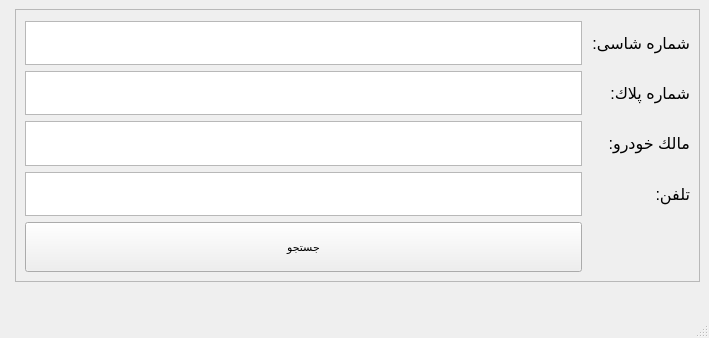
MahsimaEbrahimi/carProj, file Recovery.ui: the form before one commit.
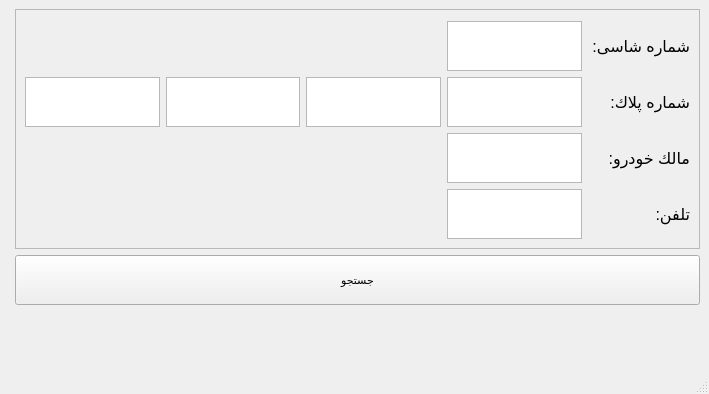
The form after the commit.

```diff
--- a/Recovery.ui
+++ b/Recovery.ui
@@ -7,7 +7,7 @@
     <x>0</x>
     <y>0</y>
     <width>709</width>
-    <height>338</height>
+    <height>394</height>
    </rect>
   </property>
   <property name="font">
@@ -46,19 +46,72 @@
        <property name="topMargin">
         <number>11</number>
        </property>
-       <item row="1" column="2">
-        <widget class="QLabel" name="label_5">
+       <item row="1" column="0">
+        <widget class="QTextEdit" name="firstPart_search_id">
+         <property name="minimumSize">
+          <size>
+           <width>0</width>
+           <height>20</height>
+          </size>
+         </property>
+         <property name="maximumSize">
+          <size>
+           <width>16777215</width>
+           <height>50</height>
+          </size>
+         </property>
+         <property name="palette">
+          <palette>
+           <active>
+            <colorrole role="Button">
+             <brush brushstyle="SolidPattern">
+              <color alpha="255">
+               <red>240</red>
+               <green>217</green>
+               <blue>200</blue>
+              </color>
+             </brush>
+            </colorrole>
+           </active>
+           <inactive>
+            <colorrole role="Button">
+             <brush brushstyle="SolidPattern">
+              <color alpha="255">
+               <red>240</red>
+               <green>217</green>
+               <blue>200</blue>
+              </color>
+             </brush>
+            </colorrole>
+           </inactive>
+           <disabled>
+            <colorrole role="Button">
+             <brush brushstyle="SolidPattern">
+              <color alpha="255">
+               <red>240</red>
+               <green>217</green>
+               <blue>200</blue>
+              </color>
+             </brush>
+            </colorrole>
+           </disabled>
+          </palette>
+         </property>
          <property name="font">
           <font>
            <pointsize>12</pointsize>
           </font>
          </property>
-         <property name="text">
-          <string>شماره پلاك:</string>
+         <property name="html">
+          <string>&lt;!DOCTYPE HTML PUBLIC &quot;-//W3C//DTD HTML 4.0//EN&quot; &quot;http://www.w3.org/TR/REC-html40/strict.dtd&quot;&gt;
+&lt;html&gt;&lt;head&gt;&lt;meta name=&quot;qrichtext&quot; content=&quot;1&quot; /&gt;&lt;style type=&quot;text/css&quot;&gt;
+p, li { white-space: pre-wrap; }
+&lt;/style&gt;&lt;/head&gt;&lt;body style=&quot; font-family:'MS Shell Dlg 2'; font-size:12pt; font-weight:400; font-style:normal;&quot;&gt;
+&lt;p align=&quot;right&quot; style=&quot;-qt-paragraph-type:empty; margin-top:0px; margin-bottom:0px; margin-left:0px; margin-right:0px; -qt-block-indent:0; text-indent:0px;&quot;&gt;&lt;br /&gt;&lt;/p&gt;&lt;/body&gt;&lt;/html&gt;</string>
          </property>
         </widget>
        </item>
-       <item row="3" column="2">
+       <item row="3" column="4">
         <widget class="QLabel" name="label_6">
          <property name="font">
           <font>
@@ -70,149 +123,7 @@
          </property>
         </widget>
        </item>
-       <item row="2" column="0">
-        <widget class="QTextEdit" name="CarOwnerTxt">
-         <property name="minimumSize">
-          <size>
-           <width>0</width>
-           <height>20</height>
-          </size>
-         </property>
-         <property name="maximumSize">
-          <size>
-           <width>16777215</width>
-           <height>50</height>
-          </size>
-         </property>
-         <property name="palette">
-          <palette>
-           <active>
-            <colorrole role="Button">
-             <brush brushstyle="SolidPattern">
-              <color alpha="255">
-               <red>240</red>
-               <green>217</green>
-               <blue>200</blue>
-              </color>
-             </brush>
-            </colorrole>
-           </active>
-           <inactive>
-            <colorrole role="Button">
-             <brush brushstyle="SolidPattern">
-              <color alpha="255">
-               <red>240</red>
-               <green>217</green>
-               <blue>200</blue>
-              </color>
-             </brush>
-            </colorrole>
-           </inactive>
-           <disabled>
-            <colorrole role="Button">
-             <brush brushstyle="SolidPattern">
-              <color alpha="255">
-               <red>240</red>
-               <green>217</green>
-               <blue>200</blue>
-              </color>
-             </brush>
-            </colorrole>
-           </disabled>
-          </palette>
-         </property>
-         <property name="font">
-          <font>
-           <pointsize>12</pointsize>
-          </font>
-         </property>
-         <property name="html">
-          <string>&lt;!DOCTYPE HTML PUBLIC &quot;-//W3C//DTD HTML 4.0//EN&quot; &quot;http://www.w3.org/TR/REC-html40/strict.dtd&quot;&gt;
-&lt;html&gt;&lt;head&gt;&lt;meta name=&quot;qrichtext&quot; content=&quot;1&quot; /&gt;&lt;style type=&quot;text/css&quot;&gt;
-p, li { white-space: pre-wrap; }
-&lt;/style&gt;&lt;/head&gt;&lt;body style=&quot; font-family:'MS Shell Dlg 2'; font-size:12pt; font-weight:400; font-style:normal;&quot;&gt;
-&lt;p align=&quot;right&quot; style=&quot;-qt-paragraph-type:empty; margin-top:0px; margin-bottom:0px; margin-left:0px; margin-right:0px; -qt-block-indent:0; text-indent:0px;&quot;&gt;&lt;br /&gt;&lt;/p&gt;&lt;/body&gt;&lt;/html&gt;</string>
-         </property>
-        </widget>
-       </item>
-       <item row="2" column="2">
-        <widget class="QLabel" name="label_4">
-         <property name="font">
-          <font>
-           <pointsize>12</pointsize>
-          </font>
-         </property>
-         <property name="text">
-          <string>مالك خودرو:</string>
-         </property>
-        </widget>
-       </item>
-       <item row="1" column="0">
-        <widget class="QTextEdit" name="CarIdTxt">
-         <property name="minimumSize">
-          <size>
-           <width>0</width>
-           <height>20</height>
-          </size>
-         </property>
-         <property name="maximumSize">
-          <size>
-           <width>16777215</width>
-           <height>50</height>
-          </size>
-         </property>
-         <property name="palette">
-          <palette>
-           <active>
-            <colorrole role="Button">
-             <brush brushstyle="SolidPattern">
-              <color alpha="255">
-               <red>240</red>
-               <green>217</green>
-               <blue>200</blue>
-              </color>
-             </brush>
-            </colorrole>
-           </active>
-           <inactive>
-            <colorrole role="Button">
-             <brush brushstyle="SolidPattern">
-              <color alpha="255">
-               <red>240</red>
-               <green>217</green>
-               <blue>200</blue>
-              </color>
-             </brush>
-            </colorrole>
-           </inactive>
-           <disabled>
-            <colorrole role="Button">
-             <brush brushstyle="SolidPattern">
-              <color alpha="255">
-               <red>240</red>
-               <green>217</green>
-               <blue>200</blue>
-              </color>
-             </brush>
-            </colorrole>
-           </disabled>
-          </palette>
-         </property>
-         <property name="font">
-          <font>
-           <pointsize>12</pointsize>
-          </font>
-         </property>
-         <property name="html">
-          <string>&lt;!DOCTYPE HTML PUBLIC &quot;-//W3C//DTD HTML 4.0//EN&quot; &quot;http://www.w3.org/TR/REC-html40/strict.dtd&quot;&gt;
-&lt;html&gt;&lt;head&gt;&lt;meta name=&quot;qrichtext&quot; content=&quot;1&quot; /&gt;&lt;style type=&quot;text/css&quot;&gt;
-p, li { white-space: pre-wrap; }
-&lt;/style&gt;&lt;/head&gt;&lt;body style=&quot; font-family:'MS Shell Dlg 2'; font-size:12pt; font-weight:400; font-style:normal;&quot;&gt;
-&lt;p align=&quot;right&quot; style=&quot;-qt-paragraph-type:empty; margin-top:0px; margin-bottom:0px; margin-left:0px; margin-right:0px; -qt-block-indent:0; text-indent:0px;&quot;&gt;&lt;br /&gt;&lt;/p&gt;&lt;/body&gt;&lt;/html&gt;</string>
-         </property>
-        </widget>
-       </item>
-       <item row="0" column="0">
+       <item row="0" column="3">
         <widget class="QTextEdit" name="ShasiTxt">
          <property name="minimumSize">
           <size>
@@ -277,7 +188,7 @@
          </property>
         </widget>
        </item>
-       <item row="0" column="2">
+       <item row="0" column="4">
         <widget class="QLabel" name="label">
          <property name="font">
           <font>
@@ -289,7 +200,47 @@
          </property>
         </widget>
        </item>
-       <item row="3" column="0">
+       <item row="2" column="4">
+        <widget class="QLabel" name="label_4">
+         <property name="font">
+          <font>
+           <pointsize>12</pointsize>
+          </font>
+         </property>
+         <property name="text">
+          <string>مالك خودرو:</string>
+         </property>
+        </widget>
+       </item>
+       <item row="1" column="4">
+        <widget class="QLabel" name="label_5">
+         <property name="font">
+          <font>
+           <pointsize>12</pointsize>
+          </font>
+         </property>
+         <property name="text">
+          <string>شماره پلاك:</string>
+         </property>
+        </widget>
+       </item>
+       <item row="1" column="2">
+        <widget class="QTextEdit" name="ThirdPart_search_id">
+         <property name="minimumSize">
+          <size>
+           <width>0</width>
+           <height>20</height>
+          </size>
+         </property>
+         <property name="maximumSize">
+          <size>
+           <width>16777215</width>
+           <height>50</height>
+          </size>
+         </property>
+        </widget>
+       </item>
+       <item row="3" column="3">
         <widget class="QTextEdit" name="PhoneTxt">
          <property name="minimumSize">
           <size>
@@ -317,12 +268,12 @@
          </property>
         </widget>
        </item>
-       <item row="4" column="0">
-        <widget class="QPushButton" name="SearchBtn">
+       <item row="1" column="3">
+        <widget class="QTextEdit" name="FourthPart_search_id">
          <property name="minimumSize">
           <size>
            <width>0</width>
-           <height>50</height>
+           <height>20</height>
           </size>
          </property>
          <property name="maximumSize">
@@ -331,25 +282,80 @@
            <height>50</height>
           </size>
          </property>
-         <property name="sizeIncrement">
+        </widget>
+       </item>
+       <item row="2" column="3">
+        <widget class="QTextEdit" name="CarOwnerTxt">
+         <property name="minimumSize">
           <size>
            <width>0</width>
-           <height>0</height>
+           <height>20</height>
           </size>
          </property>
-         <property name="baseSize">
+         <property name="maximumSize">
           <size>
-           <width>0</width>
-           <height>0</height>
+           <width>16777215</width>
+           <height>50</height>
           </size>
          </property>
+         <property name="palette">
+          <palette>
+           <active>
+            <colorrole role="Button">
+             <brush brushstyle="SolidPattern">
+              <color alpha="255">
+               <red>240</red>
+               <green>217</green>
+               <blue>200</blue>
+              </color>
+             </brush>
+            </colorrole>
+           </active>
+           <inactive>
+            <colorrole role="Button">
+             <brush brushstyle="SolidPattern">
+              <color alpha="255">
+               <red>240</red>
+               <green>217</green>
+               <blue>200</blue>
+              </color>
+             </brush>
+            </colorrole>
+           </inactive>
+           <disabled>
+            <colorrole role="Button">
+             <brush brushstyle="SolidPattern">
+              <color alpha="255">
+               <red>240</red>
+               <green>217</green>
+               <blue>200</blue>
+              </color>
+             </brush>
+            </colorrole>
+           </disabled>
+          </palette>
+         </property>
          <property name="font">
           <font>
-           <pointsize>8</pointsize>
+           <pointsize>12</pointsize>
           </font>
          </property>
-         <property name="text">
-          <string>جستجو</string>
+         <property name="html">
+          <string>&lt;!DOCTYPE HTML PUBLIC &quot;-//W3C//DTD HTML 4.0//EN&quot; &quot;http://www.w3.org/TR/REC-html40/strict.dtd&quot;&gt;
+&lt;html&gt;&lt;head&gt;&lt;meta name=&quot;qrichtext&quot; content=&quot;1&quot; /&gt;&lt;style type=&quot;text/css&quot;&gt;
+p, li { white-space: pre-wrap; }
+&lt;/style&gt;&lt;/head&gt;&lt;body style=&quot; font-family:'MS Shell Dlg 2'; font-size:12pt; font-weight:400; font-style:normal;&quot;&gt;
+&lt;p align=&quot;right&quot; style=&quot;-qt-paragraph-type:empty; margin-top:0px; margin-bottom:0px; margin-left:0px; margin-right:0px; -qt-block-indent:0; text-indent:0px;&quot;&gt;&lt;br /&gt;&lt;/p&gt;&lt;/body&gt;&lt;/html&gt;</string>
+         </property>
+        </widget>
+       </item>
+       <item row="1" column="1">
+        <widget class="QTextEdit" name="secoundPart_search_id">
+         <property name="maximumSize">
+          <size>
+           <width>16777215</width>
+           <height>50</height>
+          </size>
          </property>
         </widget>
        </item>
@@ -369,6 +375,42 @@
       </property>
      </spacer>
     </item>
+    <item row="1" column="1">
+     <widget class="QPushButton" name="SearchBtn">
+      <property name="minimumSize">
+       <size>
+        <width>0</width>
+        <height>50</height>
+       </size>
+      </property>
+      <property name="maximumSize">
+       <size>
+        <width>16777215</width>
+        <height>50</height>
+       </size>
+      </property>
+      <property name="sizeIncrement">
+       <size>
+        <width>0</width>
+        <height>0</height>
+       </size>
+      </property>
+      <property name="baseSize">
+       <size>
+        <width>0</width>
+        <height>0</height>
+       </size>
+      </property>
+      <property name="font">
+       <font>
+        <pointsize>8</pointsize>
+       </font>
+      </property>
+      <property name="text">
+       <string>جستجو</string>
+      </property>
+     </widget>
+    </item>
    </layout>
   </widget>
   <widget class="QStatusBar" name="statusbar"/>
```
